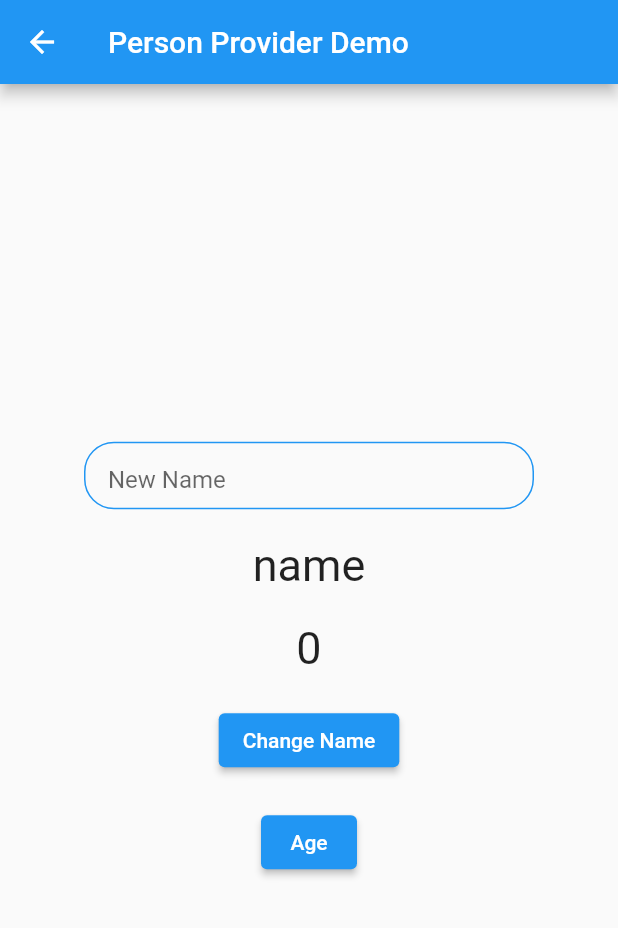
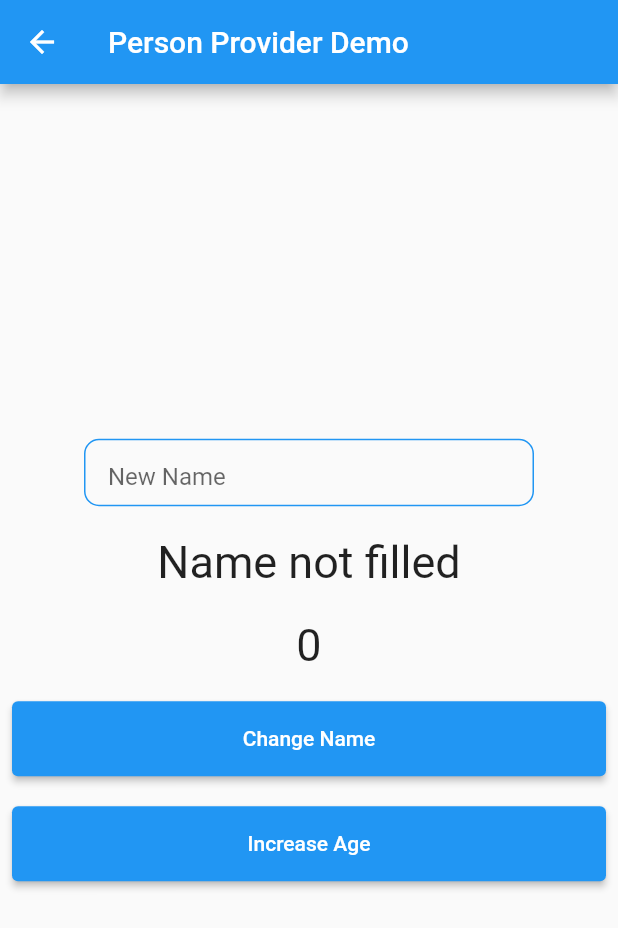
Before and after one commit to ahmadfatihin/riverpod_flutter_example, a Flutter app: the FormNamePage screen opened directly, on a phone screen of 412 x 824 dp. Shown: the top 928 px of the screen. Run offline on Flutter 3.47's test engine with Material 2 defaults, Android fonts, the phone set to English and light mode, and no system bars; our stand-ins replace flutter_riverpod, freezed_annotation, google_fonts.

Commit message:
feat: implement state notifier riverpod

```diff
--- a/lib/module/form/form_name_page.dart
+++ b/lib/module/form/form_name_page.dart
@@ -1,17 +1,22 @@
 import 'package:flutter/material.dart';
+import 'package:flutter_riverpod/flutter_riverpod.dart';
+import 'package:riverpod_demo/module/form/providers/form_provider.dart';
 
-class FormNamePage extends StatelessWidget {
+class FormNamePage extends ConsumerWidget {
   FormNamePage({Key? key}) : super(key: key);
 
   final TextEditingController controller = TextEditingController();
 
   @override
-  Widget build(BuildContext context) {
+  Widget build(BuildContext context, WidgetRef ref) {
+    var form = ref.watch(formProvider);
     return Scaffold(
       appBar: AppBar(
         title: const Text('Person Provider Demo'),
       ),
       body: Center(
+        child: Padding(
+          padding: const EdgeInsets.symmetric(horizontal: 8.0),
           child: Column(
             mainAxisAlignment: MainAxisAlignment.center,
             children: [
@@ -20,7 +25,7 @@ class FormNamePage extends StatelessWidget {
                 width: 300,
                 padding: const EdgeInsets.symmetric(horizontal: 15),
                 decoration: BoxDecoration(
-                  borderRadius: BorderRadius.circular(20),
+                    borderRadius: BorderRadius.circular(10),
                     border: Border.all(color: Colors.blue)),
                 child: TextField(
                   controller: controller,
@@ -31,26 +36,41 @@ class FormNamePage extends StatelessWidget {
               const SizedBox(
                 height: 20,
               ),
-            const Text(
-              'name',
-              style: TextStyle(fontSize: 30),
+              Text(
+                form.name,
+                style: const TextStyle(fontSize: 30),
               ),
               const SizedBox(
                 height: 20,
               ),
-            const Text(
-              '0',
-              style: TextStyle(fontSize: 30),
+              Text(
+                '${form.age}',
+                style: const TextStyle(fontSize: 30),
               ),
               const SizedBox(
                 height: 20,
               ),
-            ElevatedButton(onPressed: () {}, child: const Text('Change Name')),
+              ElevatedButton(
+                  style: ElevatedButton.styleFrom(
+                    minimumSize: const Size.fromHeight(50),
+                  ),
+                  onPressed: () {
+                    ref.read(formProvider.notifier).changeName(controller.text);
+                  },
+                  child: const Text('Change Name')),
               const SizedBox(
                 height: 20,
               ),
-            ElevatedButton(onPressed: () {}, child: const Text('Age')),
+              ElevatedButton(
+                  style: ElevatedButton.styleFrom(
+                    minimumSize: const Size.fromHeight(50),
+                  ),
+                  onPressed: () {
+                    ref.read(formProvider.notifier).changeAge();
+                  },
+                  child: const Text('Increase Age')),
             ],
+          ),
         ),
       ),
     );
--- /dev/null
+++ b/lib/module/form/providers/form_provider.dart
@@ -0,0 +1,13 @@
+import 'package:flutter_riverpod/flutter_riverpod.dart';
+import 'package:riverpod_demo/module/form/models/form_name_model.dart';
+
+class FormNotifier extends StateNotifier<FormName> {
+  FormNotifier() : super(const FormName(name: 'Name not filled', age: 0));
+
+  void changeName(String name) => state = state.copyWith(name: name);
+  void changeAge() => state = state.copyWith(age: state.age + 1);
+}
+
+final formProvider = StateNotifierProvider<FormNotifier, FormName>((ref) {
+  return FormNotifier();
+});
```
Lines whose indentation alone changed are shown as unchanged.
